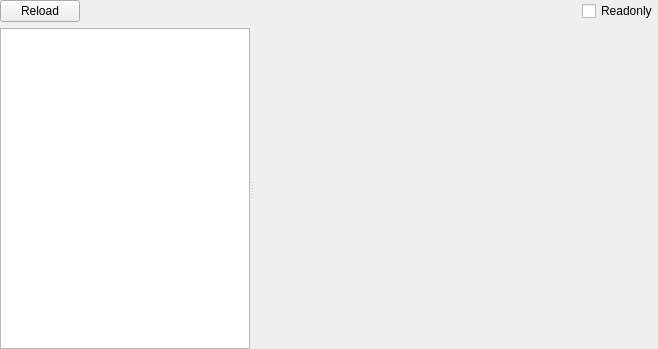
Qt form PE/pewidget.ui (horsicq/FormatWidgets) before a commit.
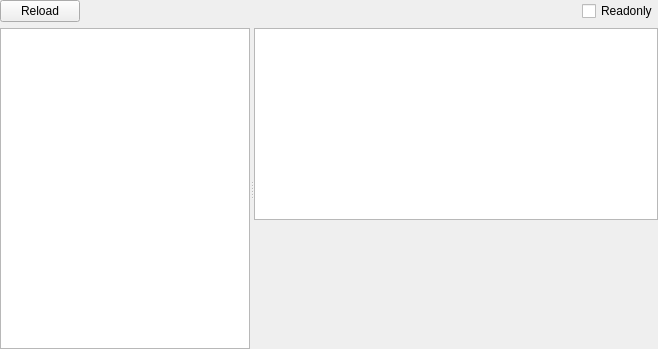
The same form after that commit. The open tabs and pages were chosen to show the change. Custom widgets are drawn as their Qt base class.

The edit to the form file:
```diff
--- a/PE/pewidget.ui
+++ b/PE/pewidget.ui
@@ -672,7 +672,57 @@
         </item>
        </layout>
       </widget>
-      <widget class="QWidget" name="page_Debug"/>
+      <widget class="QWidget" name="page_Debug">
+       <layout class="QVBoxLayout" name="verticalLayout_17">
+        <property name="leftMargin">
+         <number>0</number>
+        </property>
+        <property name="topMargin">
+         <number>0</number>
+        </property>
+        <property name="rightMargin">
+         <number>0</number>
+        </property>
+        <property name="bottomMargin">
+         <number>0</number>
+        </property>
+        <item>
+         <widget class="QTableWidget" name="tableWidget_Debug">
+          <property name="contextMenuPolicy">
+           <enum>Qt::CustomContextMenu</enum>
+          </property>
+          <property name="editTriggers">
+           <set>QAbstractItemView::NoEditTriggers</set>
+          </property>
+          <property name="selectionMode">
+           <enum>QAbstractItemView::SingleSelection</enum>
+          </property>
+          <property name="selectionBehavior">
+           <enum>QAbstractItemView::SelectRows</enum>
+          </property>
+          <attribute name="horizontalHeaderVisible">
+           <bool>false</bool>
+          </attribute>
+          <attribute name="verticalHeaderVisible">
+           <bool>false</bool>
+          </attribute>
+          <attribute name="verticalHeaderDefaultSectionSize">
+           <number>21</number>
+          </attribute>
+         </widget>
+        </item>
+        <item>
+         <widget class="ToolsWidget" name="widgetSectionDebug" native="true">
+          <property name="sizePolicy">
+           <sizepolicy hsizetype="Preferred" vsizetype="Expanding">
+            <horstretch>0</horstretch>
+            <verstretch>0</verstretch>
+           </sizepolicy>
+          </property>
+         </widget>
+        </item>
+       </layout>
+      </widget>
       <widget class="QWidget" name="page_TLS">
        <layout class="QVBoxLayout" name="verticalLayout_14">
         <property name="spacing">
```
Left out of the diff: 2 changed lines with no effect on the pictures.
